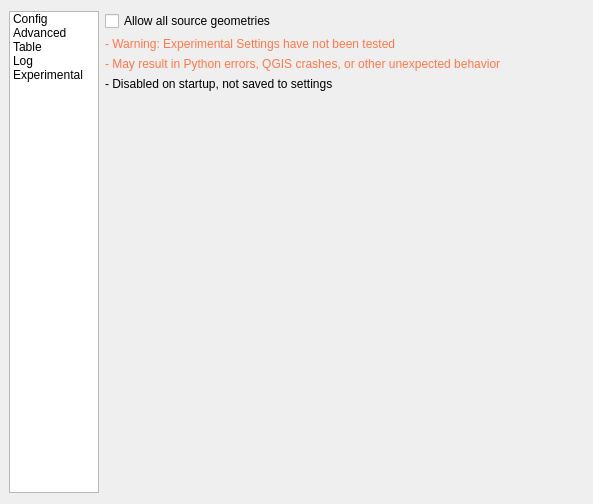
tetrakai1/GetFeats, file src/dialog_ui/dialog_base.ui: the form before one commit.
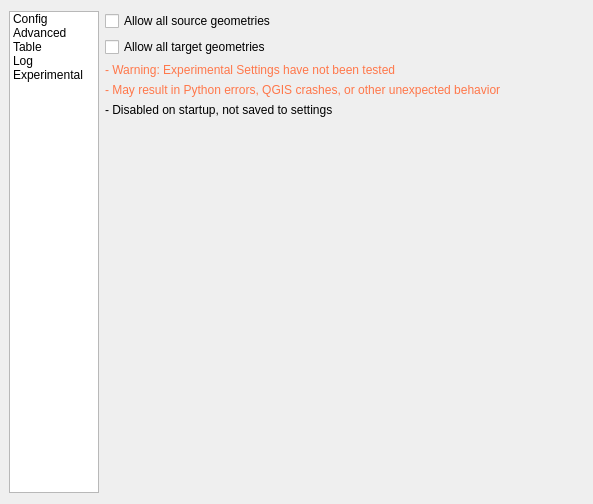
The form after the commit. The open tabs and pages were chosen to show the change. Custom widgets are drawn as their Qt base class.

Commit message: Added experimental page with option to select any target layer geometry, except current source layer

Patch:
```diff
--- a/src/dialog_ui/dialog_base.ui
+++ b/src/dialog_ui/dialog_base.ui
@@ -1998,6 +1998,13 @@
             </property>
            </widget>
           </item>
+          <item>
+           <widget class="QCheckBox" name="allowAllTargetGeoms">
+            <property name="text">
+             <string>Allow all target geometries</string>
+            </property>
+           </widget>
+          </item>
           <item>
            <widget class="QLabel" name="label_9">
             <property name="text">
```
Left out of the diff: 2 changed lines with no effect on the pictures. The commit also changes 3 other files.
